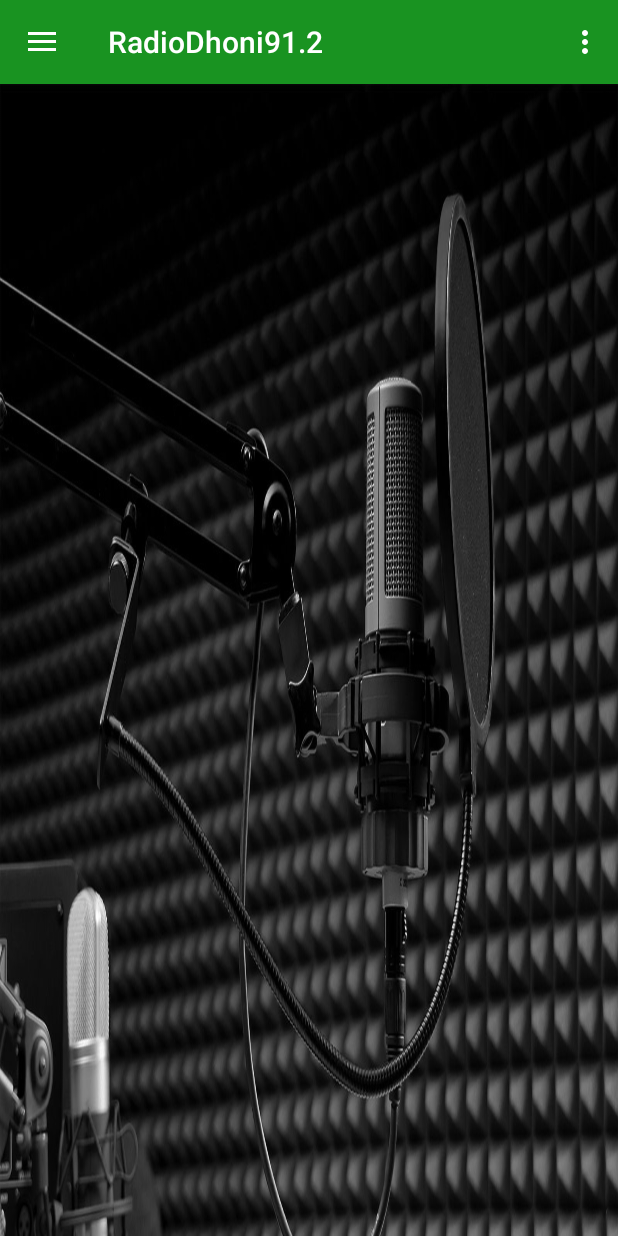
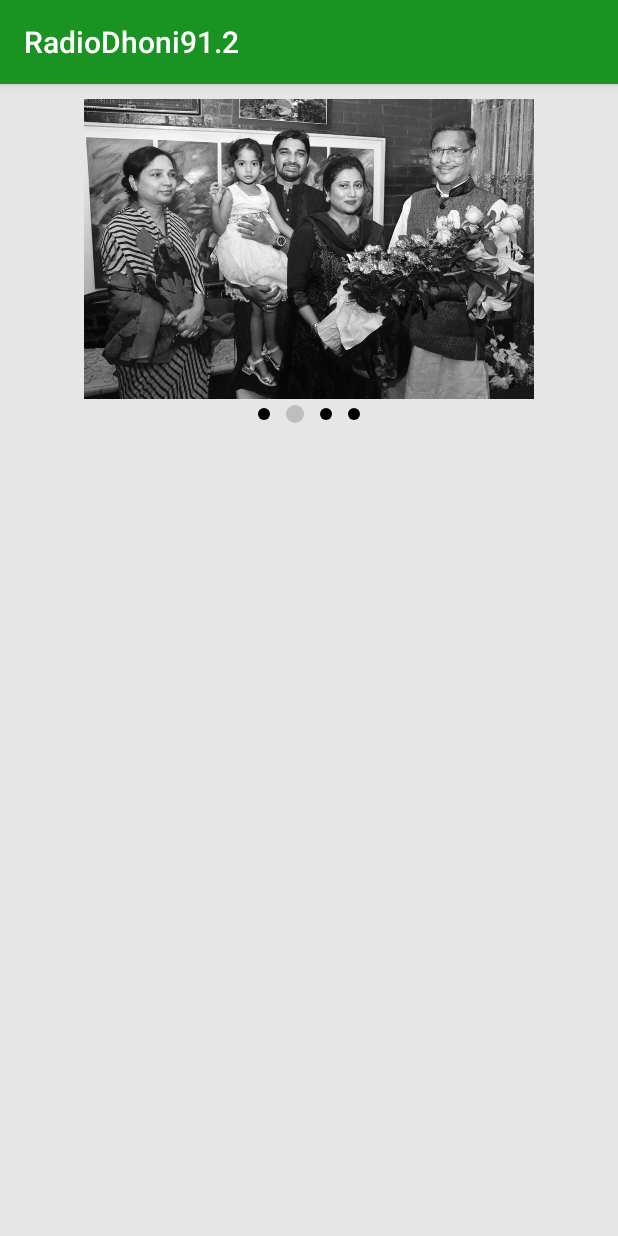
Before and after one commit to vijay-2510/RadioDhoni91.2, an Android app: the screen it shows after launch (MainActivity before the commit, OwnerProfile after it), in the side drawer, after a tap on "Gallery", on a phone screen of 412 x 824 dp. Run offline under Robolectric (Android 15) with nearby library versions, the phone set to English and light mode, and no system bars.

Commit message:
updated Image slider

```diff
--- a/app/src/main/java/com/example/vijay/radiodhoni912/MainActivity.java
+++ b/app/src/main/java/com/example/vijay/radiodhoni912/MainActivity.java
@@ -93,6 +93,8 @@ public class MainActivity extends AppCompatActivity
             startActivity(i);
 
         } else if (id == R.id.nav_gallery) {
+            Intent i = new Intent(getApplicationContext(), OwnerProfile.class);
+            startActivity(i);
 
         } else if (id == R.id.nav_slideshow) {
 
--- /dev/null
+++ b/app/src/main/java/com/example/vijay/radiodhoni912/OwnerProfile.java
@@ -0,0 +1,95 @@
+package com.example.vijay.radiodhoni912;
+
+import android.os.Bundle;
+import android.support.v4.content.ContextCompat;
+import android.support.v4.view.ViewPager;
+import android.support.v7.app.AppCompatActivity;
+import android.widget.ImageView;
+import android.widget.LinearLayout;
+
+import java.util.Timer;
+import java.util.TimerTask;
+
+public class OwnerProfile extends AppCompatActivity {
+
+    ViewPager viewPager;
+    LinearLayout sliderDots;
+    private  int dotscount;
+    private ImageView[] dots;
+    @Override
+    protected void onCreate(Bundle savedInstanceState) {
+        super.onCreate(savedInstanceState);
+        setContentView(R.layout.activity_owner_profile);
+
+        viewPager = (ViewPager)findViewById(R.id.viewPager);
+        sliderDots = (LinearLayout)findViewById(R.id.SliderDots);
+
+        ViewPagerAdapter viewPagerAdapter = new ViewPagerAdapter(this);
+        viewPager.setAdapter(viewPagerAdapter);
+        dotscount = viewPagerAdapter.getCount();
+        dots = new ImageView[dotscount];
+
+        for(int i=0 ; i<dotscount; i++){
+            dots[i] = new ImageView(this);
+            dots[i].setImageDrawable(ContextCompat.getDrawable(getApplicationContext(),R.drawable.nonactive_dot));
+            LinearLayout.LayoutParams params = new LinearLayout.LayoutParams(LinearLayout.LayoutParams.WRAP_CONTENT,LinearLayout.LayoutParams.WRAP_CONTENT);
+            params.setMargins(8,0,8,0);
+            sliderDots.addView(dots[i],params);
+        }
+
+        dots[0].setImageDrawable(ContextCompat.getDrawable(getApplicationContext(),R.drawable.active_dot));
+
+        viewPager.addOnPageChangeListener(new ViewPager.OnPageChangeListener() {
+            @Override
+            public void onPageScrolled(int position, float positionOffset, int positionOffsetPixels) {
+
+            }
+
+            @Override
+            public void onPageSelected(int position) {
+
+                for(int i=0; i<dotscount;i++){
+
+                    dots[i].setImageDrawable(ContextCompat.getDrawable(getApplicationContext(),R.drawable.nonactive_dot));
+                }
+
+                dots[position].setImageDrawable(ContextCompat.getDrawable(getApplicationContext(),R.drawable.active_dot));
+
+            }
+
+            @Override
+            public void onPageScrollStateChanged(int state) {
+
+            }
+        });
+
+
+        Timer timer = new Timer();
+        timer.scheduleAtFixedRate(new MyTimerTask(),2000,4000);
+
+
+    }
+    public class MyTimerTask extends TimerTask{
+
+
+        @Override
+        public void run() {
+            OwnerProfile.this.runOnUiThread(new Runnable() {
+                @Override
+                public void run() {
+
+                    if(viewPager.getCurrentItem() == 0){
+                        viewPager.setCurrentItem(1);
+                    }else if(viewPager.getCurrentItem() == 1){
+                        viewPager.setCurrentItem(2);
+                    }else if(viewPager.getCurrentItem() == 2){
+                        viewPager.setCurrentItem(3);
+                    }else {
+                        viewPager.setCurrentItem(0);
+                    }
+
+                }
+            });
+        }
+    }
+}
--- /dev/null
+++ b/app/src/main/java/com/example/vijay/radiodhoni912/ViewPagerAdapter.java
@@ -0,0 +1,56 @@
+package com.example.vijay.radiodhoni912;
+
+import android.content.Context;
+import android.support.v4.view.PagerAdapter;
+import android.support.v4.view.ViewPager;
+import android.view.LayoutInflater;
+import android.view.View;
+import android.view.ViewGroup;
+import android.widget.ImageView;
+
+/**
+ * Created by vijay on 5/4/2017.
+ */
+
+public class ViewPagerAdapter extends PagerAdapter {
+
+    private Context context;
+    private LayoutInflater layoutInflater;
+    private Integer[] images = {R.drawable.slide1,R.drawable.slide2,R.drawable.slide3,R.drawable.slide4};
+
+    public ViewPagerAdapter(Context context) {
+        this.context = context;
+    }
+
+    @Override
+    public int getCount() {
+        return images.length;
+    }
+
+    @Override
+    public boolean isViewFromObject(View view, Object object) {
+        return view == object;
+    }
+
+    @Override
+    public Object instantiateItem(ViewGroup container, int position) {
+
+        layoutInflater = (LayoutInflater)context.getSystemService(context.LAYOUT_INFLATER_SERVICE);
+        View view = layoutInflater.inflate(R.layout.custom_layout,null);
+        ImageView imageView = (ImageView)view.findViewById(R.id.imageView2);
+        imageView.setImageResource(images[position]);
+
+
+        ViewPager vp = (ViewPager)container;
+        vp.addView(view,0);
+
+        return view;
+    }
+
+    @Override
+    public void destroyItem(ViewGroup container, int position, Object object) {
+        ViewPager vp = (ViewPager)container;
+        View view = (View)object;
+        vp.removeView(view);
+    }
+}
--- /dev/null
+++ b/app/src/main/res/drawable/active_dot.xml
@@ -0,0 +1,9 @@
+<?xml version="1.0" encoding="utf-8"?>
+<shape xmlns:android="http://schemas.android.com/apk/res/android"
+    android:shape="oval" android:useLevel="true"
+    android:dither="true">
+
+    <size android:height="12dip" android:width="12dip"/>
+
+    <solid android:color="#bebebe"/>
+</shape>
--- /dev/null
+++ b/app/src/main/res/drawable/nonactive_dot.xml
@@ -0,0 +1,9 @@
+<?xml version="1.0" encoding="utf-8"?>
+<shape xmlns:android="http://schemas.android.com/apk/res/android"
+    android:shape="oval" android:useLevel="true"
+    android:dither="true">
+
+    <size android:height="8dip" android:width="8dip"/>
+
+    <solid android:color="#000000"/>
+</shape>
--- /dev/null
+++ b/app/src/main/res/layout/activity_owner_profile.xml
@@ -0,0 +1,30 @@
+<?xml version="1.0" encoding="utf-8"?>
+<RelativeLayout xmlns:android="http://schemas.android.com/apk/res/android"
+    xmlns:app="http://schemas.android.com/apk/res-auto"
+    xmlns:tools="http://schemas.android.com/tools"
+    android:layout_width="match_parent"
+    android:layout_height="match_parent"
+    android:background="#e6e6e6"
+    tools:context="com.example.vijay.radiodhoni912.OwnerProfile">
+
+
+    <android.support.v4.view.ViewPager
+        android:layout_width="match_parent"
+        android:layout_height="200dp"
+        android:layout_marginTop="10dp"
+        android:id="@+id/viewPager">
+    </android.support.v4.view.ViewPager>
+    <LinearLayout
+        android:id="@+id/SliderDots"
+        android:orientation="horizontal"
+        android:gravity="center_vertical|center_horizontal"
+        android:layout_width="match_parent"
+        android:layout_height="20dp"
+        android:layout_below="@+id/viewPager"
+        android:layout_alignParentStart="true">
+
+    </LinearLayout>
+
+
+
+</RelativeLayout>
--- /dev/null
+++ b/app/src/main/res/layout/custom_layout.xml
@@ -0,0 +1,12 @@
+<?xml version="1.0" encoding="utf-8"?>
+<LinearLayout xmlns:android="http://schemas.android.com/apk/res/android"
+    xmlns:app="http://schemas.android.com/apk/res-auto"
+    android:orientation="vertical" android:layout_width="match_parent"
+    android:layout_height="match_parent">
+
+    <ImageView
+        android:id="@+id/imageView2"
+        android:layout_width="match_parent"
+        android:layout_height="200dp"
+        app:srcCompat="@mipmap/ic_launcher" />
+</LinearLayout>
```
Also changed, not shown: app/src/main/AndroidManifest.xml (+7 -5 lines), app/src/main/java/com/example/vijay/radiodhoni912/GifImageView.java (deleted, +0 -94 lines), app/src/main/res/drawable/slide1.jpg (added), app/src/main/res/drawable/slide2.jpg (added), app/src/main/res/drawable/slide3.jpg (added), app/src/main/res/drawable/slide4.jpg (added).
